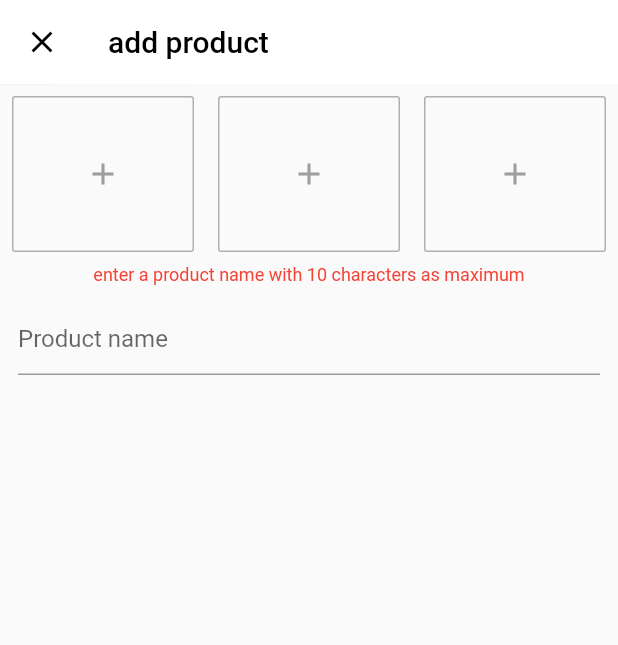
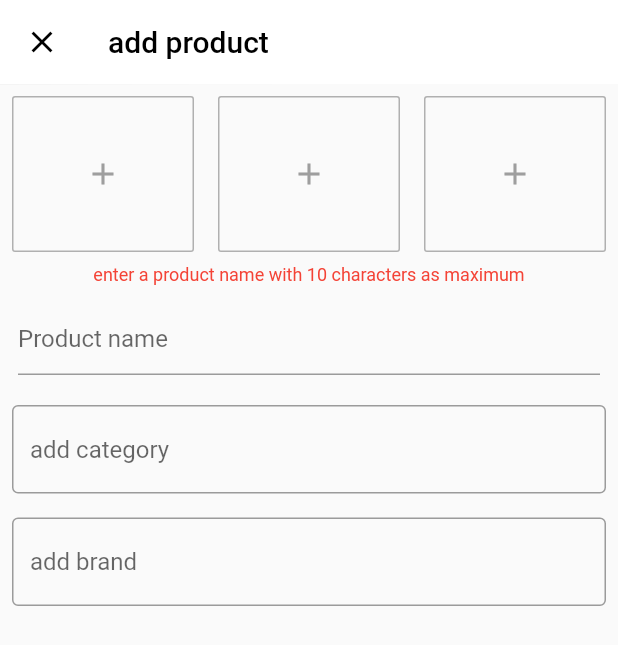
Before and after one commit to skaidevs/e_commerce_admin, a Flutter app: the AddProduct screen opened directly, on a phone screen of 412 x 824 dp. Shown: the top 645 px of the screen. Run offline on Flutter 3.47's test engine with Material 2 defaults, Android fonts, the phone set to English and light mode, and no system bars; drawn by our look-alikes of flutter_typeahead; our stand-ins replace cloud_firestore, fluttertoast; accounts and stored records are empty.

```diff
--- a/lib/screens/add_product.dart
+++ b/lib/screens/add_product.dart
@@ -2,6 +2,8 @@ import 'package:flutter/material.dart';
 import 'package:cloud_firestore/cloud_firestore.dart';
 import 'package:e_commerce_admin/db/category.dart';
 import 'package:e_commerce_admin/db/brand.dart';
+import 'package:flutter_typeahead/flutter_typeahead.dart';
+import 'package:flutter_typeahead/cupertino_flutter_typeahead.dart';
 
 class AddProduct extends StatefulWidget {
   @override
@@ -24,7 +26,7 @@ class _AddProductState extends State<AddProduct> {
       <DropdownMenuItem<String>>[];
   List<DropdownMenuItem<String>> brandsDropDown = <DropdownMenuItem<String>>[];
 
-  String _currentCategory = "test";
+  String _currentCategory;
   String _currentBrand;
 
   @override
@@ -32,9 +34,6 @@ class _AddProductState extends State<AddProduct> {
     _getCategories();
 //    _getBrands();
     categoriesDropDown = getCategoriesDropDown();
-    if (_currentCategory.isEmpty) {
-      _currentCategory = categoriesDropDown[0].value;
-    }
   }
 
   List<DropdownMenuItem<String>> getCategoriesDropDown() {
@@ -69,7 +68,7 @@ class _AddProductState extends State<AddProduct> {
       ),
       body: Form(
         key: _formKey,
-        child: Column(
+        child: ListView(
           children: <Widget>[
             Row(
               children: <Widget>[
@@ -153,23 +152,130 @@ class _AddProductState extends State<AddProduct> {
                 },
               ),
             ),
-            Expanded(
-              child: ListView.builder(
-                  itemCount: categories.length,
-                  itemBuilder: (context, index) {
-                    return ListTile(
-                      title: Text(categories[index]['category']),
-                    );
-                  }),
+            //select category
+            Visibility(
+              visible: _currentCategory != null,
+              child: InkWell(
+                child: Material(
+                  borderRadius: BorderRadius.circular(20.0),
+                  color: red,
+                  child: Padding(
+                    padding: const EdgeInsets.all(8.0),
+                    child: Row(
+                      children: <Widget>[
+                        Expanded(
+                          child: Text(
+                            _currentCategory ?? 'null',
+                            style: TextStyle(color: white),
+                          ),
+                        ),
+                        IconButton(
+                            icon: Icon(
+                              Icons.close,
+                              color: white,
+                            ),
+                            onPressed: () {
+                              setState(() {
+                                _currentCategory = '';
+                              });
+                            }),
+                      ],
+                    ),
+                  ),
+                ),
+              ),
             ),
+            Padding(
+              padding: const EdgeInsets.all(8.0),
+              child: TypeAheadField(
+                textFieldConfiguration: TextFieldConfiguration(
+                  autofocus: false,
+                  decoration: InputDecoration(
+                    border: OutlineInputBorder(),
+                    hintText: 'add category',
+                  ),
+                ),
+                suggestionsCallback: (pattern) async {
+                  return await _categoryService.getSuggestion(pattern);
+                },
+                itemBuilder: (context, suggestion) {
+                  return ListTile(
+                    leading: Icon(Icons.category),
+                    title: Text(suggestion['category']),
+                  );
+                },
+                onSuggestionSelected: (suggestion) {
+                  setState(() {
+                    _currentCategory = suggestion['category'];
+                  });
 
-//            Center(
-//              child: DropdownButton(
-//                items: categoriesDropDown,
-//                onChanged: changeSelectCategory,
-//                value: _currentCategory,
-//              ),
-//            ),
+//                Navigator.of(context).push(MaterialPageRoute(
+//                    builder: (context) => ProductPage(product: suggestion),));
+                },
+              ),
+            ),
+            //select brand
+            Visibility(
+              visible: _currentBrand != null,
+              child: InkWell(
+                child: Material(
+                  borderRadius: BorderRadius.circular(20.0),
+                  color: red,
+                  child: Padding(
+                    padding: const EdgeInsets.all(8.0),
+                    child: Row(
+                      children: <Widget>[
+                        Expanded(
+                          child: Text(
+                            _currentBrand ?? 'null',
+                            style: TextStyle(color: white),
+                          ),
+                        ),
+                        IconButton(
+                            icon: Icon(
+                              Icons.close,
+                              color: white,
+                            ),
+                            onPressed: () {
+                              setState(() {
+                                _currentBrand = '';
+                              });
+                            }),
+                      ],
+                    ),
+                  ),
+                ),
+              ),
+            ),
+            Padding(
+              padding: const EdgeInsets.all(8.0),
+              child: TypeAheadField(
+                textFieldConfiguration: TextFieldConfiguration(
+                  autofocus: false,
+                  decoration: InputDecoration(
+                    border: OutlineInputBorder(),
+                    hintText: 'add brand',
+                  ),
+                ),
+                suggestionsCallback: (pattern) async {
+                  return await _brandService.getSuggestion(pattern);
+                },
+                itemBuilder: (context, suggestion) {
+                  return ListTile(
+                    leading: Icon(Icons.category),
+                    title: Text(suggestion['brand']),
+                  );
+                },
+                onSuggestionSelected: (suggestion) {
+                  setState(() {
+                    _currentBrand = suggestion['brand'];
+                  });
+
+//                Navigator.of(context).push(MaterialPageRoute(
+//                    builder: (context) => ProductPage(product: suggestion),));
+                },
+              ),
+            ),
           ],
         ),
       ),
--- a/pubspec.yaml
+++ b/pubspec.yaml
@@ -33,6 +33,7 @@ dev_dependencies:
   cloud_firestore: ^0.12.9+4
   uuid: ^2.0.2
   image_picker: ^0.6.1+4
+  flutter_typeahead: ^1.6.1
 
 
 # For information on the generic Dart part of this file, see the
```
Also changed, not shown: lib/db/brand.dart (+8 -0 lines), lib/db/category.dart (+8 -0 lines), pubspec.lock.
